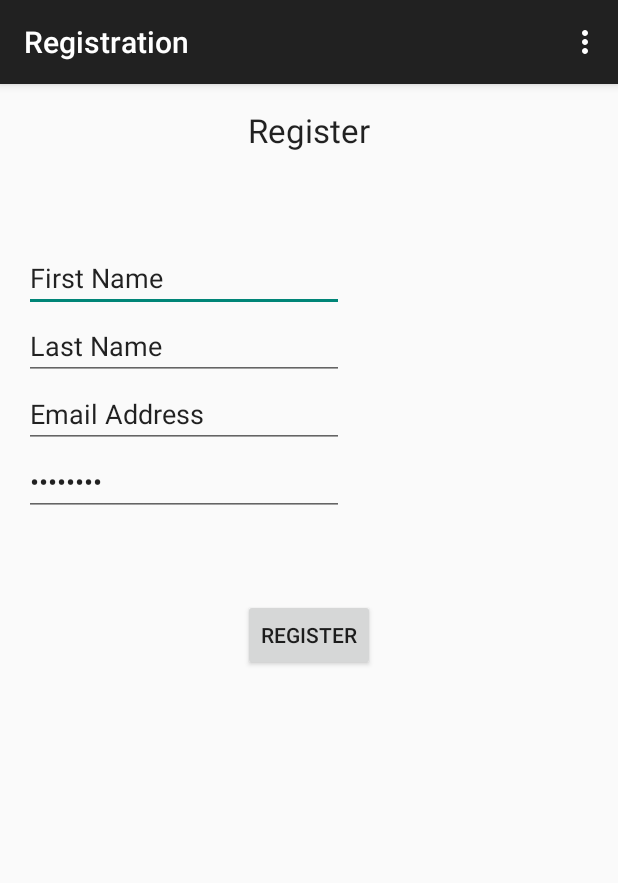
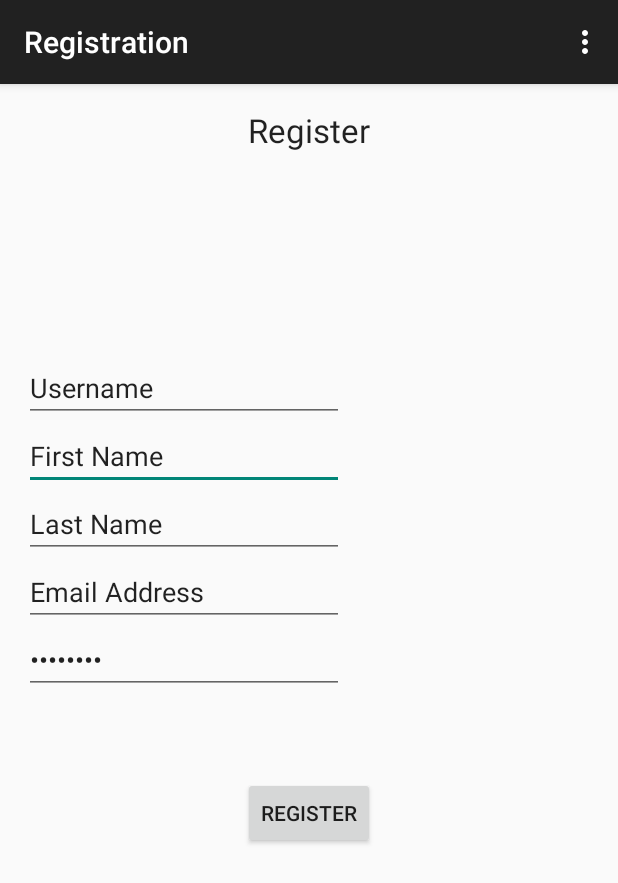
Before and after one commit to jbeale/QuizMe, an Android app: the Registration screen opened directly, with no data from a screen before it, after a tap on "REGISTER", on a phone screen of 412 x 824 dp. Shown: the top 883 px of the screen. Run offline under Robolectric (Android 15) with nearby library versions, the phone set to English and light mode, and no system bars; 1 statement that could not run was skipped.

Commit message:
added username field

```diff
--- a/android/QuizWhiz/app/src/main/java/com/whiz/quiz/quizwhiz/Registration.java
+++ b/android/QuizWhiz/app/src/main/java/com/whiz/quiz/quizwhiz/Registration.java
@@ -16,6 +16,7 @@ import retrofit.Callback;
 
 
 public class Registration extends ActionBarActivity {
+    EditText editUsername = null;
     EditText editFirstName = null;
     EditText editLastName = null;
     EditText editEmail = null;
@@ -26,6 +27,7 @@ public class Registration extends ActionBarActivity {
         super.onCreate(savedInstanceState);
         setContentView(R.layout.activity_registration);
 
+        editUsername = (EditText) findViewById(R.id.editUsername);
         editFirstName = (EditText) findViewById(R.id.editFirstName);
         editLastName = (EditText) findViewById(R.id.editLastName);
         editEmail = (EditText) findViewById(R.id.editEmailReg);
@@ -36,19 +38,22 @@ public class Registration extends ActionBarActivity {
             @Override
 
             public void onClick(View v) {
+                String usernameText = editUsername.getText().toString();
                 String firstNameText = editFirstName.getText().toString();
                 String lastNameText = editLastName.getText().toString();
                 String emailText = editEmail.getText().toString();
                 String passwordText = editPassword.getText().toString();
 
-                registration(firstNameText, lastNameText, emailText, passwordText);
+                registration(usernameText, firstNameText, lastNameText, emailText, passwordText);
 
             }
         });
     }
 
-    public void registration(String firstname, String lastname, String email, String password){
-        RestClient.set().register();
+    public void registration(String username, String firstname, String lastname, String email, String password){
+        RestClient.set().register(username, firstname, lastname, email, password, new Callback<RestResponse<LoginResponseBody>>(){
+
+        });
     }
 
 
--- a/android/QuizWhiz/app/src/main/res/layout/activity_registration.xml
+++ b/android/QuizWhiz/app/src/main/res/layout/activity_registration.xml
@@ -22,12 +22,10 @@
         android:inputType="textPersonName"
         android:ems="10"
         android:id="@+id/editFirstName"
-        android:layout_below="@+id/textRegister"
-        android:layout_marginTop="61dp"
         android:text="First Name"
-        android:layout_toStartOf="@+id/textRegister"
-        android:layout_alignRight="@+id/editLastName"
-        android:layout_alignEnd="@+id/editLastName" />
+        android:layout_above="@+id/editLastName"
+        android:layout_alignParentLeft="true"
+        android:layout_alignParentStart="true" />
 
     <EditText
         android:layout_width="wrap_content"
@@ -36,7 +34,7 @@
         android:text="Last Name"
         android:ems="10"
         android:id="@+id/editLastName"
-        android:layout_below="@+id/editFirstName"
+        android:layout_above="@+id/editEmailReg"
         android:layout_alignParentLeft="true"
         android:layout_alignParentStart="true" />
 
@@ -46,10 +44,10 @@
         android:inputType="textEmailAddress"
         android:ems="10"
         android:id="@+id/editEmailReg"
-        android:layout_below="@+id/editLastName"
+        android:text="Email Address"
+        android:layout_above="@+id/editPasswordReg"
         android:layout_alignParentLeft="true"
-        android:layout_alignParentStart="true"
-        android:text="Email Address" />
+        android:layout_alignParentStart="true" />
 
     <EditText
         android:layout_width="wrap_content"
@@ -57,10 +55,10 @@
         android:inputType="textPassword"
         android:ems="10"
         android:id="@+id/editPasswordReg"
-        android:layout_below="@+id/editEmailReg"
+        android:text="Password"
+        android:layout_centerVertical="true"
         android:layout_alignParentLeft="true"
-        android:layout_alignParentStart="true"
-        android:text="Password" />
+        android:layout_alignParentStart="true" />
 
     <Button
         android:layout_width="wrap_content"
@@ -70,4 +68,15 @@
         android:layout_below="@+id/editPasswordReg"
         android:layout_centerHorizontal="true"
         android:layout_marginTop="55dp" />
+
+    <EditText
+        android:layout_width="wrap_content"
+        android:layout_height="wrap_content"
+        android:id="@+id/editUsername"
+        android:text="Username"
+        android:layout_above="@+id/editFirstName"
+        android:layout_alignParentLeft="true"
+        android:layout_alignParentStart="true"
+        android:layout_alignRight="@+id/editFirstName"
+        android:layout_alignEnd="@+id/editFirstName" />
 </RelativeLayout>
```
